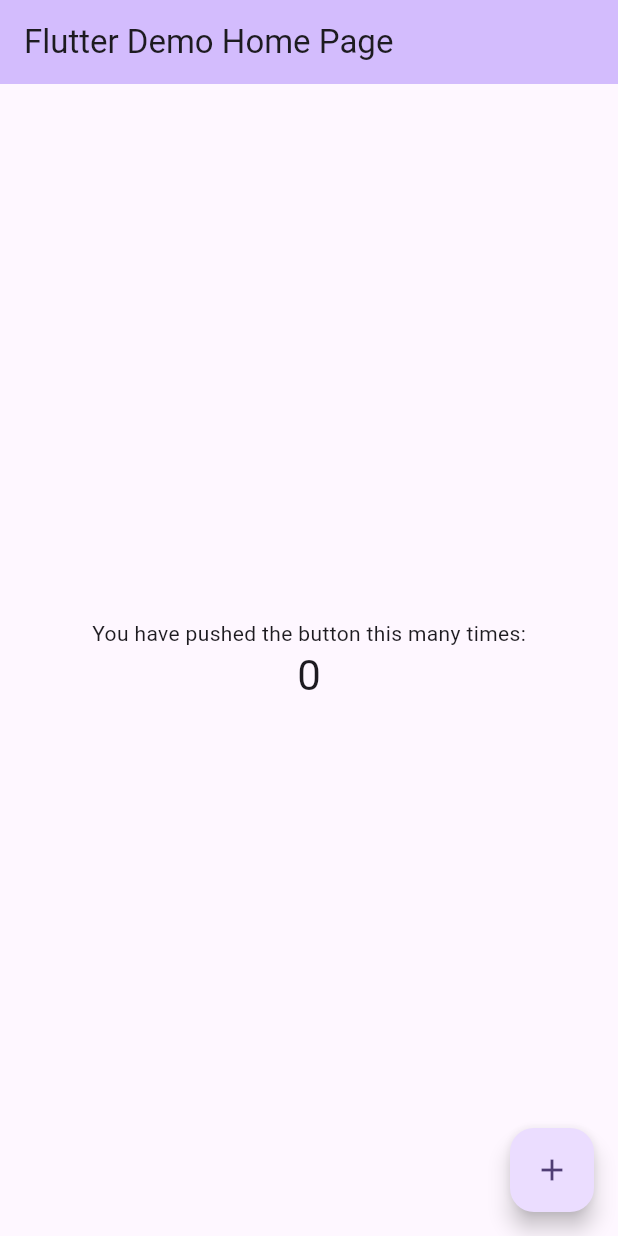
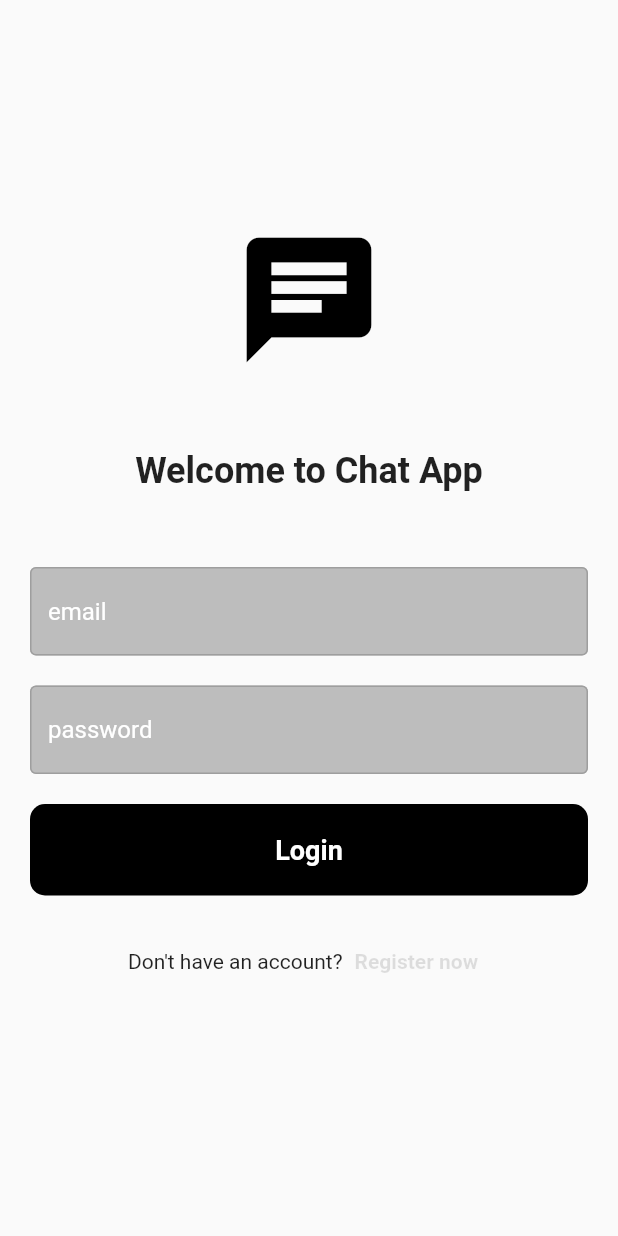
Before and after one commit to royxk/chatApp, a Flutter app: the screen it shows after launch, on a phone screen of 412 x 824 dp. Run offline on Flutter 3.47's test engine with Material 2 defaults, Android fonts, the phone set to English and light mode, and no system bars.

Commit message:
update login page

```diff
--- /dev/null
+++ b/lib/components/my_button.dart
@@ -0,0 +1,30 @@
+import 'package:flutter/material.dart';
+
+class MyButton extends StatelessWidget {
+  final void Function() onTap;
+  final String text;
+
+  const MyButton({super.key, required this.onTap, required this.text});
+
+  @override
+  Widget build(BuildContext context) {
+    return GestureDetector(
+      onTap: onTap,
+      child: Container(
+        padding: const EdgeInsets.all(20),
+        decoration: BoxDecoration(
+            color: Colors.black, borderRadius: BorderRadius.circular(10)),
+        child: Center(
+          child: Center(
+            child: Text(text,
+                style: TextStyle(
+                  color: Colors.white,
+                  fontSize: 18,
+                  fontWeight: FontWeight.bold,
+                )),
+          ),
+        ),
+      ),
+    );
+  }
+}
--- /dev/null
+++ b/lib/components/my_text_field.dart
@@ -0,0 +1,35 @@
+import 'package:flutter/material.dart';
+
+class MyTextField extends StatelessWidget {
+  final TextEditingController controller;
+  final String hintText;
+  final bool obscureText;
+  const MyTextField({
+    super.key,
+    required this.controller,
+    required this.hintText,
+    required this.obscureText,
+  });
+
+  @override
+  Widget build(BuildContext context) {
+    return TextField(
+      controller: controller,
+      obscureText: obscureText,
+      decoration: InputDecoration(
+        hintText: hintText,
+        hintStyle: TextStyle(
+          color: Colors.white,
+        ),
+        enabledBorder: OutlineInputBorder(
+          borderSide: BorderSide(color: Colors.grey),
+        ),
+        focusedBorder: OutlineInputBorder(
+          borderSide: BorderSide(color: Colors.blue),
+        ),
+        fillColor: Colors.grey[400],
+        filled: true,
+      ),
+    );
+  }
+}
--- a/lib/main.dart
+++ b/lib/main.dart
@@ -1,3 +1,4 @@
+import 'package:chatapp/pages/login_page.dart';
 import 'package:flutter/material.dart';
 
 void main() {
@@ -7,119 +8,11 @@ void main() {
 class MyApp extends StatelessWidget {
   const MyApp({super.key});
 
-  // This widget is the root of your application.
   @override
   Widget build(BuildContext context) {
     return MaterialApp(
-      title: 'Flutter Demo',
-      theme: ThemeData(
-        // This is the theme of your application.
-        //
-        // TRY THIS: Try running your application with "flutter run". You'll see
-        // the application has a blue toolbar. Then, without quitting the app,
-        // try changing the seedColor in the colorScheme below to Colors.green
-        // and then invoke "hot reload" (save your changes or press the "hot
-        // reload" button in a Flutter-supported IDE, or press "r" if you used
-        // the command line to start the app).
-        //
-        // Notice that the counter didn't reset back to zero; the application
-        // state is not lost during the reload. To reset the state, use hot
-        // restart instead.
-        //
-        // This works for code too, not just values: Most code changes can be
-        // tested with just a hot reload.
-        colorScheme: ColorScheme.fromSeed(seedColor: Colors.deepPurple),
-        useMaterial3: true,
-      ),
-      home: const MyHomePage(title: 'Flutter Demo Home Page'),
+      debugShowCheckedModeBanner: false,
+      home: LoginPage(),
     );
   }
 }
-
-class MyHomePage extends StatefulWidget {
-  const MyHomePage({super.key, required this.title});
-
-  // This widget is the home page of your application. It is stateful, meaning
-  // that it has a State object (defined below) that contains fields that affect
-  // how it looks.
-
-  // This class is the configuration for the state. It holds the values (in this
-  // case the title) provided by the parent (in this case the App widget) and
-  // used by the build method of the State. Fields in a Widget subclass are
-  // always marked "final".
-
-  final String title;
-
-  @override
-  State<MyHomePage> createState() => _MyHomePageState();
-}
-
-class _MyHomePageState extends State<MyHomePage> {
-  int _counter = 0;
-
-  void _incrementCounter() {
-    setState(() {
-      // This call to setState tells the Flutter framework that something has
-      // changed in this State, which causes it to rerun the build method below
-      // so that the display can reflect the updated values. If we changed
-      // _counter without calling setState(), then the build method would not be
-      // called again, and so nothing would appear to happen.
-      _counter++;
-    });
-  }
-
-  @override
-  Widget build(BuildContext context) {
-    // This method is rerun every time setState is called, for instance as done
-    // by the _incrementCounter method above.
-    //
-    // The Flutter framework has been optimized to make rerunning build methods
-    // fast, so that you can just rebuild anything that needs updating rather
-    // than having to individually change instances of widgets.
-    return Scaffold(
-      appBar: AppBar(
-        // TRY THIS: Try changing the color here to a specific color (to
-        // Colors.amber, perhaps?) and trigger a hot reload to see the AppBar
-        // change color while the other colors stay the same.
-        backgroundColor: Theme.of(context).colorScheme.inversePrimary,
-        // Here we take the value from the MyHomePage object that was created by
-        // the App.build method, and use it to set our appbar title.
-        title: Text(widget.title),
-      ),
-      body: Center(
-        // Center is a layout widget. It takes a single child and positions it
-        // in the middle of the parent.
-        child: Column(
-          // Column is also a layout widget. It takes a list of children and
-          // arranges them vertically. By default, it sizes itself to fit its
-          // children horizontally, and tries to be as tall as its parent.
-          //
-          // Column has various properties to control how it sizes itself and
-          // how it positions its children. Here we use mainAxisAlignment to
-          // center the children vertically; the main axis here is the vertical
-          // axis because Columns are vertical (the cross axis would be
-          // horizontal).
-          //
-          // TRY THIS: Invoke "debug painting" (choose the "Toggle Debug Paint"
-          // action in the IDE, or press "p" in the console), to see the
-          // wireframe for each widget.
-          mainAxisAlignment: MainAxisAlignment.center,
-          children: <Widget>[
-            const Text(
-              'You have pushed the button this many times:',
-            ),
-            Text(
-              '$_counter',
-              style: Theme.of(context).textTheme.headlineMedium,
-            ),
-          ],
-        ),
-      ),
-      floatingActionButton: FloatingActionButton(
-        onPressed: _incrementCounter,
-        tooltip: 'Increment',
-        child: const Icon(Icons.add),
-      ), // This trailing comma makes auto-formatting nicer for build methods.
-    );
-  }
-}
--- /dev/null
+++ b/lib/pages/login_page.dart
@@ -0,0 +1,89 @@
+import 'package:chatapp/components/my_button.dart';
+import 'package:chatapp/components/my_text_field.dart';
+import 'package:flutter/material.dart';
+
+class LoginPage extends StatefulWidget {
+  const LoginPage({super.key});
+
+  @override
+  State<LoginPage> createState() => _LoginPageState();
+}
+
+class _LoginPageState extends State<LoginPage> {
+  // email textfield
+  final email = TextEditingController();
+
+  // password textfield
+  final passwords = TextEditingController();
+
+  @override
+  Widget build(BuildContext context) {
+    return Scaffold(
+        body: SafeArea(
+      child: Center(
+        child: Padding(
+          padding: const EdgeInsets.symmetric(horizontal: 20),
+          child: Column(
+            children: [
+              const SizedBox(height: 150),
+              // logo
+              Icon(Icons.chat, size: 100, color: Colors.black),
+
+              const SizedBox(height: 50),
+              // welcome text
+              Text(
+                'Welcome to Chat App',
+                style: TextStyle(
+                  fontSize: 24,
+                  fontWeight: FontWeight.bold,
+                ),
+              ),
+
+              const SizedBox(height: 50),
+
+              // email textfield
+              MyTextField(
+                  controller: email, hintText: 'email', obscureText: false),
+
+              const SizedBox(height: 20),
+
+              // password textfield
+              MyTextField(
+                  controller: passwords,
+                  hintText: 'password',
+                  obscureText: true),
+
+              const SizedBox(height: 20),
+
+              // bottom row
+              Container(
+                child: MyButton(
+                  onTap: () {},
+                  text: 'Login',
+                ),
+              ),
+
+              const SizedBox(height: 20),
+
+              // register button
+              Row(
+                mainAxisAlignment: MainAxisAlignment.center,
+                children: [
+                  Text('Don\'t have an account?'),
+                  TextButton(
+                    onPressed: () {},
+                    child: Text('Register now',
+                        style: TextStyle(
+                          color: Colors.black12,
+                          fontWeight: FontWeight.bold,
+                        )),
+                  ),
+                ],
+              ),
+            ],
+          ),
+        ),
+      ),
+    ));
+  }
+}
```
